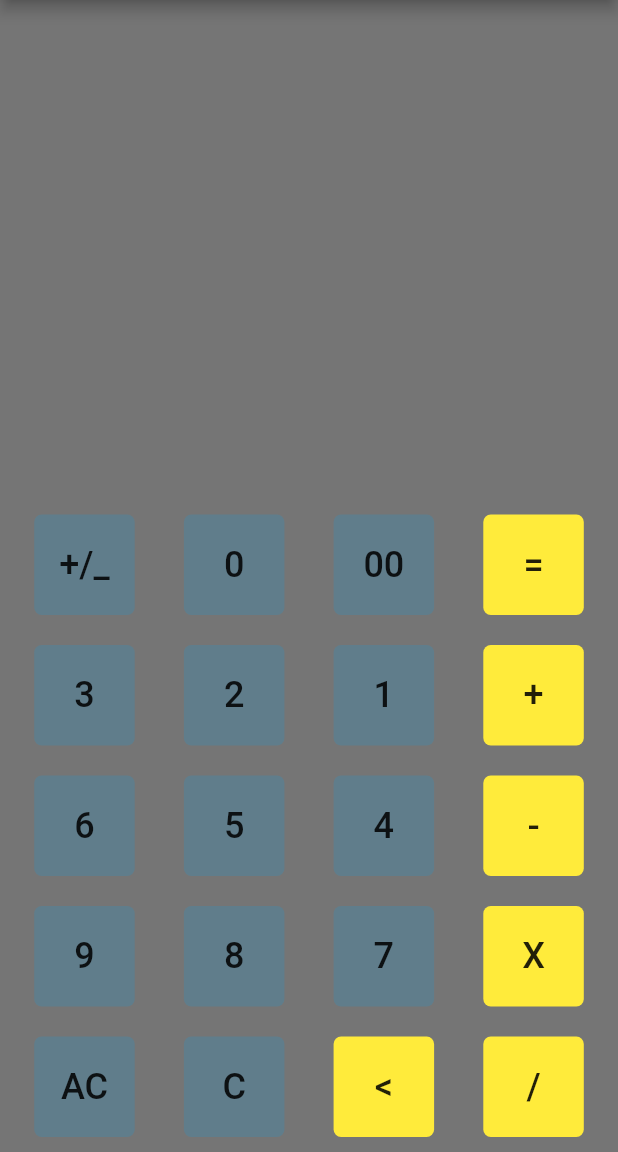
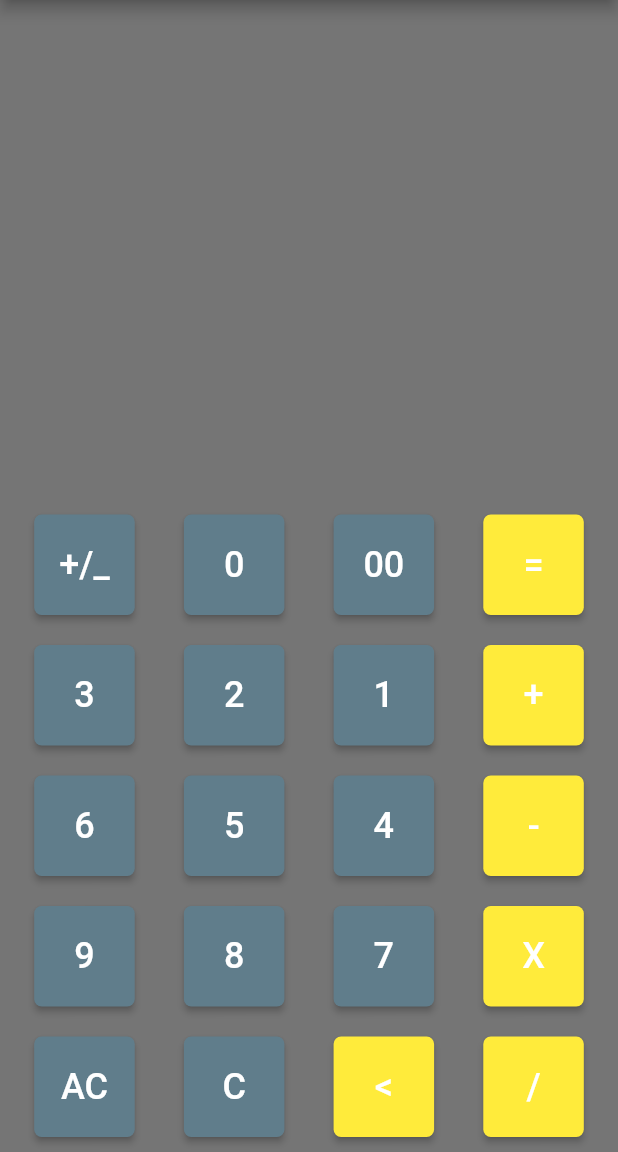
Before and after one commit to Basel85/calculator-app-flutter, a Flutter app: the screen it shows after launch, on a phone screen of 412 x 824 dp, the part 84-1236 px from its top. Run offline on Flutter 3.47's test engine with Material 2 defaults, Android fonts, the phone set to English and light mode, and no system bars.

Commit message:
Modifiying the app

```diff
--- a/lib/Widgets/calculator_buttons.dart
+++ b/lib/Widgets/calculator_buttons.dart
@@ -1,11 +1,13 @@
 import 'package:flutter/material.dart';
+
 class Calculator_Buttons extends StatelessWidget {
   final String value;
   final Color fillcolor;
   final Color textcolor;
   final double textsize;
   final Function call;
-  Calculator_Buttons(this.value, this.fillcolor, this.textcolor, this.textsize,this.call);
+  Calculator_Buttons(
+      this.value, this.fillcolor, this.textcolor, this.textsize, this.call);
   @override
   Widget build(BuildContext context) {
     return Container(
@@ -13,12 +15,17 @@ class Calculator_Buttons extends StatelessWidget {
       child: SizedBox(
         width: 67,
         height: 67,
-        child: FlatButton(
+        child: ElevatedButton(
+          style: ButtonStyle(
+            shape: MaterialStateProperty.all<RoundedRectangleBorder>(
+              RoundedRectangleBorder(
+                borderRadius: BorderRadius.circular(5),
+              ),
+            ),
+            backgroundColor:
+                MaterialStateColor.resolveWith((states) => fillcolor),
+          ),
           child: Text(value,style: TextStyle(fontSize: textsize,),),
-          shape: RoundedRectangleBorder(
-            borderRadius: BorderRadius.circular(5),
-          ),
-          color: fillcolor,
           onPressed:()=>{
             call(value),
           },
--- a/lib/main.dart
+++ b/lib/main.dart
@@ -20,12 +20,12 @@ class MyHomePage extends StatefulWidget {
 }
 
 class _MyHomePageState extends State<MyHomePage> {
-  int first_num;
-  int second_num;
+  int first_num = 0;
+  int second_num = 0;
   String history="";
   String text_to_display="";
-  String res;
-  String operation;
+  String res = "";
+  String operation = "";
   void op(String btnvalue){
       //print(btnvalue);
     if(btnvalue=='C'){
```
Also changed, not shown: pubspec.yaml (+5 -14 lines), pubspec.lock, 4 other files.
